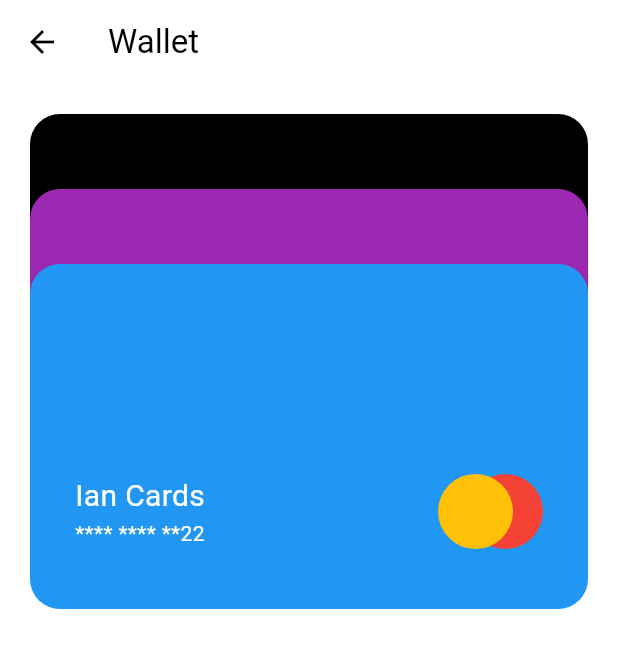
After one commit to ssaulabihoon/flutter_animations_masterclass, a Flutter app: the screen it shows after launch, after a tap on "Wallet", on a phone screen of 412 x 824 dp. The commit adds this screen. Shown: the top 648 px of the screen. Run offline on Flutter 3.47's test engine with Material 3 defaults, Android fonts, the phone set to English and light mode, and no system bars; drawn by our look-alikes of flutter_animate; our stand-ins replace lottie, rive; missing offline and left inert: dart:ffi.

Commit message:
Wallet project, Flutter Animation Done

```diff
--- a/lib/screens/menu_screen.dart
+++ b/lib/screens/menu_screen.dart
@@ -8,6 +8,7 @@ import 'package:flutter_animations_masterclass/screens/music_player_screen.dart'
 import 'package:flutter_animations_masterclass/screens/rive_screen.dart';
 import 'package:flutter_animations_masterclass/screens/shared_axis_screen.dart';
 import 'package:flutter_animations_masterclass/screens/swiping_card_screen.dart';
+import 'package:flutter_animations_masterclass/screens/wallet_screen.dart';
 
 class MenuScreen extends StatelessWidget {
   const MenuScreen({super.key});
@@ -111,6 +112,15 @@ class MenuScreen extends StatelessWidget {
             },
             child: const Text('Fade Through'),
           ),
+          ElevatedButton(
+            onPressed: () {
+              _goToPage(
+                context,
+                const WalletScreen(),
+              );
+            },
+            child: const Text('Wallet'),
+          ),
         ],
       )),
     );
--- /dev/null
+++ b/lib/screens/wallet_screen.dart
@@ -0,0 +1,329 @@
+import 'package:flutter/material.dart';
+import 'package:flutter_animate/flutter_animate.dart';
+import 'package:flutter_animations_masterclass/screens/container_transform_screen.dart';
+
+class WalletScreen extends StatefulWidget {
+  const WalletScreen({super.key});
+
+  @override
+  State<WalletScreen> createState() => _WalletScreenState();
+}
+
+List<Color> colors = [
+  Colors.black,
+  Colors.purple,
+  Colors.blue,
+];
+
+class _WalletScreenState extends State<WalletScreen> {
+  bool _isExpanded = false;
+
+  void _onExpand() {
+    setState(() {
+      _isExpanded = true;
+    });
+  }
+
+  void _onShrink() {
+    setState(() {
+      _isExpanded = false;
+    });
+  }
+
+  @override
+  Widget build(BuildContext context) {
+    return Scaffold(
+      appBar: AppBar(
+        title: const Text('Wallet'),
+      ),
+      body: Padding(
+        padding: const EdgeInsets.all(20.0),
+        child: GestureDetector(
+          onTap: _onExpand,
+          onVerticalDragEnd: (_) => _onShrink(),
+          child: Column(
+            children: [
+              for (var index in [0, 1, 2])
+                Hero(
+                  tag: "$index",
+                  child: CreditCard(
+                    index: index,
+                    isExpanded: _isExpanded,
+                  )
+                      .animate(
+                        target: _isExpanded ? 0 : 1,
+                        delay: 1.5.seconds,
+                      )
+                      .flipV(
+                        end: 0.1,
+                      )
+                      .slideY(
+                        end: -0.8 * index,
+                      ),
+                ),
+            ]
+                .animate(
+                  interval: 500.ms,
+                )
+                .fadeIn(begin: 0)
+                .slideX(begin: -1, end: 0),
+          ),
+        ),
+      ),
+    );
+  }
+}
+
+class CreditCard extends StatefulWidget {
+  final int index;
+  final bool isExpanded;
+  const CreditCard({
+    super.key,
+    required this.index,
+    required this.isExpanded,
+  });
+
+  @override
+  State<CreditCard> createState() => _CreditCardState();
+}
+
+class _CreditCardState extends State<CreditCard> {
+  void _onTap() {
+    Navigator.push(
+      context,
+      MaterialPageRoute(
+        builder: (context) => CardDetailScreen(
+          index: widget.index,
+        ),
+        fullscreenDialog: true,
+      ),
+    );
+  }
+
+  @override
+  Widget build(BuildContext context) {
+    return Material(
+      type: MaterialType.transparency,
+      child: AbsorbPointer(
+        absorbing: !widget.isExpanded,
+        child: GestureDetector(
+          onTap: _onTap,
+          child: Container(
+            width: double.infinity,
+            margin: const EdgeInsets.only(
+              bottom: 20,
+            ),
+            decoration: BoxDecoration(
+              borderRadius: BorderRadius.circular(20),
+              color: colors[widget.index],
+            ),
+            child: Padding(
+              padding: const EdgeInsets.symmetric(
+                horizontal: 30,
+                vertical: 40,
+              ),
+              child: Column(
+                children: [
+                  const SizedBox(
+                    height: 100,
+                  ),
+                  Row(
+                    mainAxisAlignment: MainAxisAlignment.spaceBetween,
+                    children: [
+                      const Column(
+                        crossAxisAlignment: CrossAxisAlignment.start,
+                        children: [
+                          Text(
+                            'Ian Cards',
+                            style: TextStyle(
+                              color: Colors.white,
+                              fontSize: 20,
+                            ),
+                          ),
+                          Text(
+                            '**** **** **22',
+                            style: TextStyle(
+                              color: Colors.white,
+                            ),
+                          ),
+                        ],
+                      ),
+                      Stack(
+                        clipBehavior: Clip.none,
+                        children: [
+                          Positioned(
+                            child: Container(
+                              width: 50,
+                              height: 50,
+                              decoration: const BoxDecoration(
+                                shape: BoxShape.circle,
+                                color: Colors.red,
+                              ),
+                            ),
+                          ),
+                          Positioned(
+                            right: 20,
+                            child: Container(
+                              width: 50,
+                              height: 50,
+                              decoration: const BoxDecoration(
+                                shape: BoxShape.circle,
+                                color: Colors.amber,
+                              ),
+                            ),
+                          ),
+                        ],
+                      ),
+                    ],
+                  ),
+                ],
+              ),
+            ),
+          ),
+        ),
+      ),
+    );
+  }
+}
+
+class CardDetailScreen extends StatelessWidget {
+  final int index;
+  const CardDetailScreen({
+    super.key,
+    required this.index,
+  });
+
+  @override
+  Widget build(BuildContext context) {
+    return Scaffold(
+      appBar: AppBar(
+        title: const Text('Transactions'),
+      ),
+      body: Padding(
+        padding: const EdgeInsets.all(20.0),
+        child: Column(
+          children: [
+            Hero(
+              tag: "$index",
+              child: CreditCard(
+                index: index,
+                isExpanded: true,
+              ),
+            ),
+            ...[
+              for (var i in [1, 1, 1, 1, 1, 1])
+                Container(
+                  margin: const EdgeInsets.only(
+                    bottom: 10,
+                  ),
+                  child: ListTile(
+                    tileColor: Colors.grey.shade100,
+                    shape: RoundedRectangleBorder(
+                      borderRadius: BorderRadius.circular(10),
+                    ),
+                    leading: Container(
+                      width: 50,
+                      height: 50,
+                      decoration: const BoxDecoration(
+                          shape: BoxShape.circle, color: Colors.red),
+                      child: const Icon(
+                        Icons.shopping_bag,
+                        color: Colors.white,
+                      ),
+                    ),
+                    title: const Text(
+                      "Uniqlo",
+                      style: TextStyle(
+                        fontSize: 18,
+                      ),
+                    ),
+                    subtitle: Text(
+                      "Gangnam Branch",
+                      style: TextStyle(
+                        color: Colors.grey.shade800,
+                      ),
+                    ),
+                    trailing: const Text(
+                      "\$232,334",
+                      style: TextStyle(
+                        fontSize: 18,
+                        fontWeight: FontWeight.w600,
+                      ),
+                    ),
+                  ),
+                ),
+            ]
+                .animate(
+                  interval: 500.ms,
+                )
+                .fadeIn(
+                  begin: 0,
+                )
+                .flipV(
+                  begin: -0.5,
+                  end: 0,
+                  curve: Curves.bounceOut,
+                ),
+          ],
+        ),
+      ),
+    );
+  }
+}
+
+// effects: [
+//             FadeEffect(
+//               begin: 0,
+//               end: 1,
+//               duration: 3.seconds,
+//               curve: Curves.easeInCubic,
+//             ),
+//             ScaleEffect(
+//               alignment: Alignment.center,
+//               begin: Offset.zero,
+//               end: const Offset(1, 1),
+//               duration: 3.seconds,
+//             ),
+//           ],
+
+// Center(
+//         child: const Text(
+//           'Hello!',
+//           style: TextStyle(
+//             fontSize: 66,
+//           ),
+//         )
+//             .animate()
+//             .fadeIn(
+//               begin: 0,
+//               duration: 3.seconds,
+//             )
+//             .scale(
+//               alignment: Alignment.center,
+//               begin: Offset.zero,
+//               duration: 3.seconds,
+//               end: const Offset(1, 1),
+//             )
+//             .then(delay: 3.seconds)
+//             .slideX(
+//               begin: 0,
+//               end: -10,
+//               duration: 2.seconds,
+//             ),
+//       ),
+
+// AnimateList(
+//           interval: 500.ms,
+//           effects: [
+//             const SlideEffect(
+//               begin: Offset(-1, 0),
+//               end: Offset.zero,
+//             ),
+//             const FadeEffect(begin: 0, end: 1),
+//           ],
+//           children: [
+//             const CreditCard(bgColor: Colors.purple),
+//             const CreditCard(bgColor: Colors.black),
+//             const CreditCard(bgColor: Colors.blue),
+//           ],
+//         )
--- a/pubspec.yaml
+++ b/pubspec.yaml
@@ -41,6 +41,8 @@ dependencies:
   rive: 0.11.1
 
   animations: 2.0.7
+
+  flutter_animate: 4.1.1+1
 
 
 dev_dependencies:
```
Also changed, not shown: pubspec.lock.
